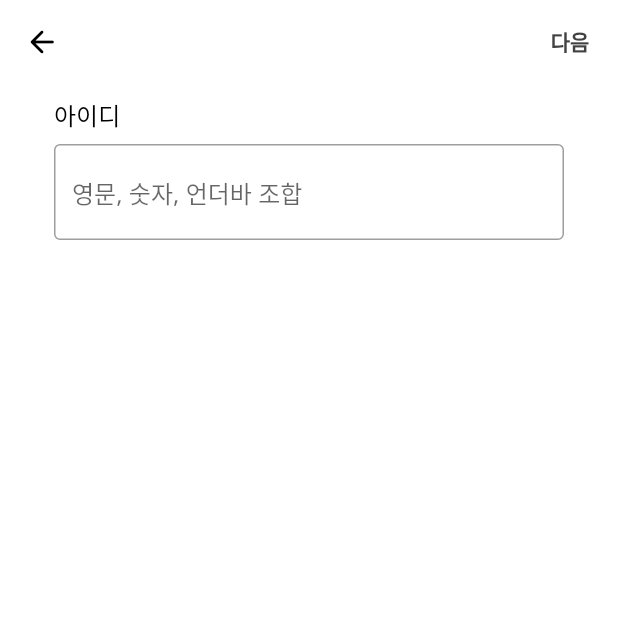
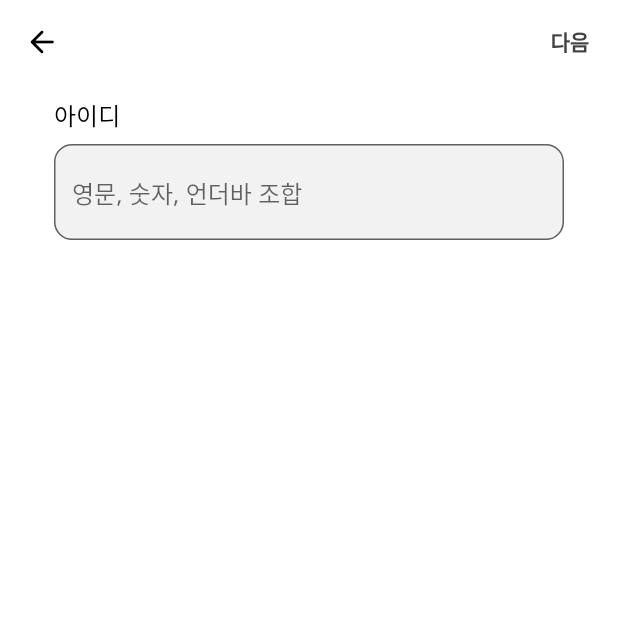
Before and after one commit to jihun-bang/project-donghaeng, a Flutter app: the SignUpView screen opened directly, on a phone screen of 412 x 824 dp, the top half of it. Run offline on Flutter 3.47's test engine with Material 2 defaults, Android fonts, the phone set to English and light mode, and no system bars; our stand-ins replace cloud_firestore, firebase_auth, firebase_core, flutter_dotenv, flutter_svg, fluttertoast and 5 more; missing offline and left inert: flutterfire_ui; accounts and stored records are empty.

Commit message:
[Widget] TextFormField 위젯화

```diff
--- a/lib/view/sign_up_view.dart
+++ b/lib/view/sign_up_view.dart
@@ -1,5 +1,5 @@
 import 'package:donghaeng/view/base_view.dart';
-import 'package:donghaeng/view/widget/label.dart';
+import 'package:donghaeng/view/widget/text_form_filed.dart';
 import 'package:flutter/cupertino.dart';
 import 'package:flutter/material.dart';
 
@@ -43,20 +43,12 @@ class _SignUpViewState extends State<SignUpView> {
         ],
       ),
       body: Padding(
-        padding: const EdgeInsets.only(left: 36, right: 36, top: 8),
-        child: Column(
-          children: [
-            const Label(text: '아이디'),
-            TextFormField(
-              controller: textController,
-              decoration: const InputDecoration(
-                border: OutlineInputBorder(),
-                hintText: '영문, 숫자, 언더바 조합',
-              ),
-            )
-          ],
-        ),
-      ),
+          padding: const EdgeInsets.only(left: 36, right: 36, top: 8),
+          child: DhTextFormFiled(
+            controller: textController,
+            label: '아이디',
+            hint: '영문, 숫자, 언더바 조합',
+          )),
     );
   }
 }
--- /dev/null
+++ b/lib/view/widget/text_form_filed.dart
@@ -0,0 +1,34 @@
+import 'package:flutter/material.dart';
+
+import 'label.dart';
+
+class DhTextFormFiled extends StatelessWidget {
+  final TextEditingController? controller;
+  final String label;
+  final String hint;
+
+  const DhTextFormFiled({
+    Key? key,
+    this.controller,
+    required this.label,
+    this.hint = '',
+  }) : super(key: key);
+
+  @override
+  Widget build(BuildContext context) {
+    return Column(
+      children: [
+        Label(text: label),
+        TextFormField(
+          controller: controller,
+          decoration: InputDecoration(
+            border: OutlineInputBorder(borderRadius: BorderRadius.circular(12)),
+            filled: true,
+            fillColor: const Color(0xFFF3F2F2),
+            hintText: hint,
+          ),
+        )
+      ],
+    );
+  }
+}
```
